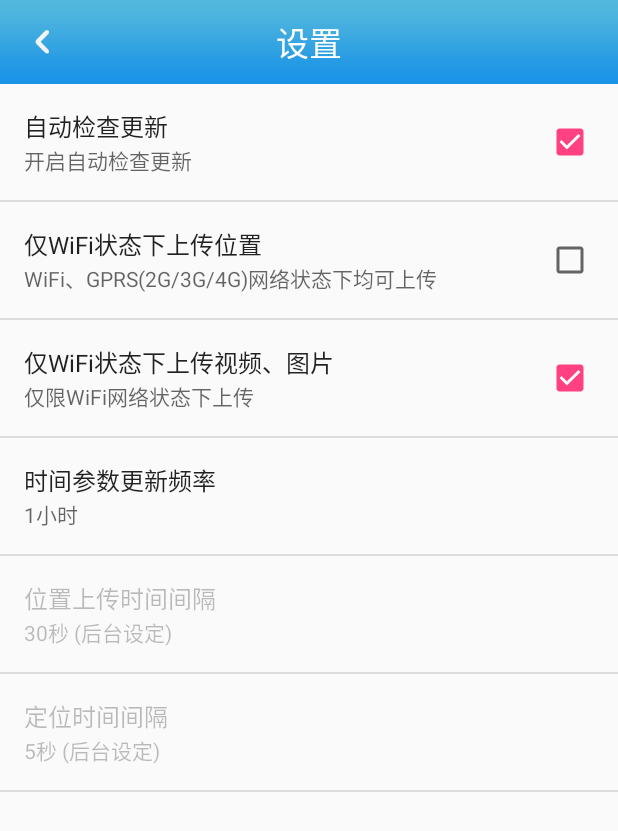
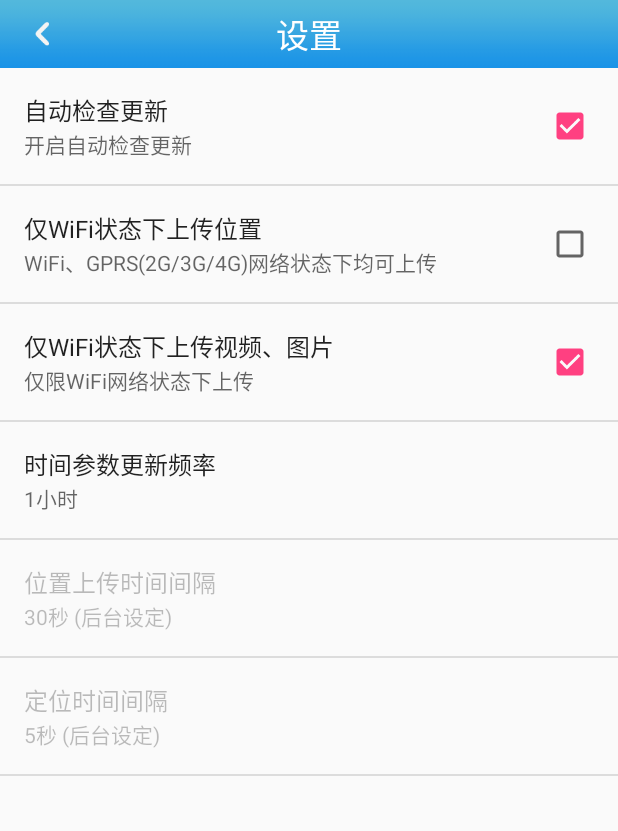
Before and after one commit to zh9317/HappyNavi, an Android app: the SetParameterActivity screen opened directly, with no data from a screen before it, on a phone screen of 412 x 824 dp. Shown: the top 831 px of the screen. Run offline under Robolectric (Android 15) with nearby library versions, the phone set to English and light mode, and no system bars.

Commit message:
Update settings_toolbar.xml

```diff
--- a/app/src/main/res/layout/settings_toolbar.xml
+++ b/app/src/main/res/layout/settings_toolbar.xml
@@ -3,7 +3,7 @@
     xmlns:app="http://schemas.android.com/apk/res-auto"
     android:id="@+id/toolbar"
     android:layout_width="match_parent"
-    android:layout_height="wrap_content"
+    android:layout_height="45dp"
     android:background="@drawable/title_bar"
     android:minHeight="?attr/actionBarSize"
     app:navigationContentDescription="@string/abc_action_bar_up_description"
```
